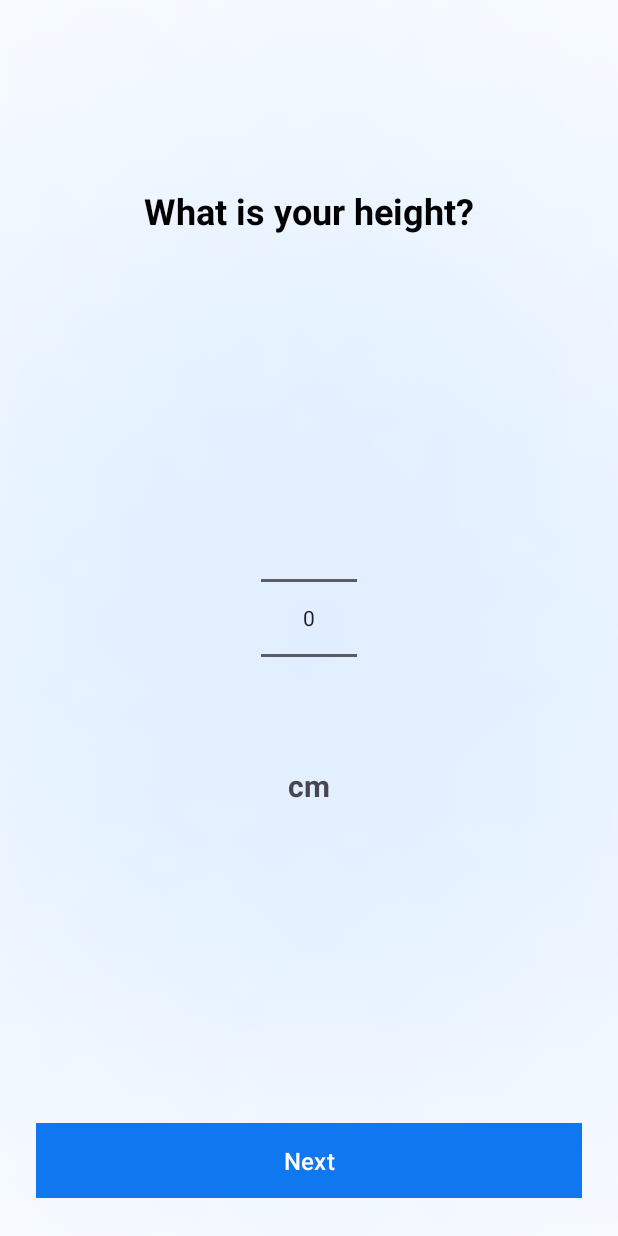
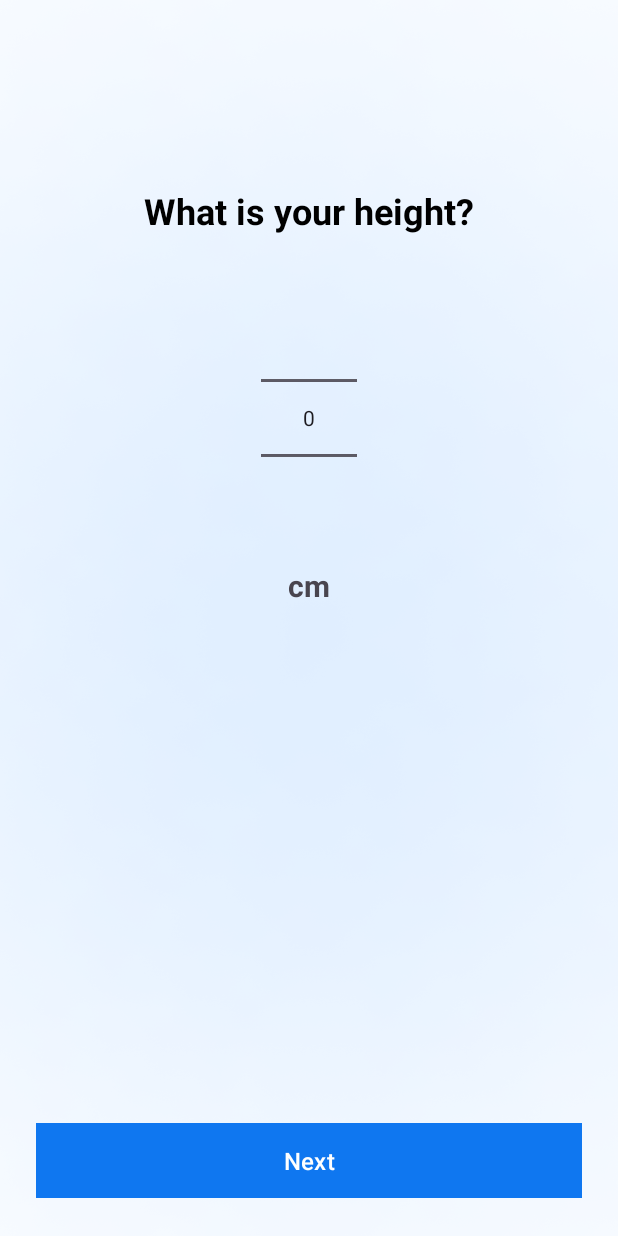
Before and after one commit to Harshs-06/Healix, an Android app: the layout activity_person_height.xml on its own in the app's theme, with its tools: preview values and no code run, on a phone screen of 412 x 824 dp. Run offline under Robolectric (Android 15) with nearby library versions, the phone set to English and light mode, and no system bars.

Commit message:
changes in age,height,weight

```diff
--- a/app/src/main/res/layout/activity_person_height.xml
+++ b/app/src/main/res/layout/activity_person_height.xml
@@ -1,20 +1,16 @@
 <?xml version="1.0" encoding="utf-8"?>
-<RelativeLayout xmlns:android="http://schemas.android.com/apk/res/android"
+<LinearLayout xmlns:android="http://schemas.android.com/apk/res/android"
     android:layout_width="match_parent"
     android:layout_height="match_parent"
+    android:orientation="vertical"
     android:background="@drawable/gradient_background"
-    android:padding="24dp">
+    android:padding="24dp"
+    android:gravity="center_horizontal">
 
-    <!-- Back Button -->
-<!--    <ImageButton-->
-<!--        android:id="@+id/backButton"-->
-<!--        android:layout_width="48dp"-->
-<!--        android:layout_height="48dp"-->
-<!--        android:background="?attr/selectableItemBackgroundBorderless"-->
-<!--        android:src="@drawable/ic_arrow_back"-->
-<!--        android:layout_alignParentStart="true"-->
-<!--        android:layout_marginTop="16dp"-->
-<!--        android:layout_marginStart="0dp" />-->
+    <!-- Space for top margin like 100dp -->
+    <Space
+        android:layout_width="match_parent"
+        android:layout_height="100dp" />
 
     <!-- Title -->
     <TextView
@@ -24,17 +20,18 @@
         android:text="What is your height?"
         android:textSize="24sp"
         android:textStyle="bold"
-        android:textColor="#000000"
-        android:layout_centerHorizontal="true"
-        android:layout_marginTop="100dp" />
+        android:textColor="#000000" />
+
+    <!-- Space between title and picker -->
+    <Space
+        android:layout_width="match_parent"
+        android:layout_height="32dp" />
 
     <!-- Height Picker -->
     <NumberPicker
         android:id="@+id/heightPicker"
         android:layout_width="wrap_content"
-        android:layout_height="wrap_content"
-        android:layout_centerInParent="true"
-        android:layout_marginTop="32dp" />
+        android:layout_height="wrap_content" />
 
     <!-- Units Label -->
     <TextView
@@ -44,20 +41,22 @@
         android:text="cm"
         android:textSize="20sp"
         android:textStyle="bold"
-        android:layout_below="@id/heightPicker"
-        android:layout_centerHorizontal="true"
         android:layout_marginTop="8dp" />
+
+    <View
+        android:layout_width="match_parent"
+        android:layout_height="0dp"
+        android:layout_weight="1" />
 
 
     <Button
         android:id="@+id/continueButton"
         android:layout_width="match_parent"
         android:layout_height="50dp"
-        android:layout_alignParentBottom="true"
         android:layout_marginBottom="1dp"
         android:background="#0F88BF"
         android:enabled="true"
         android:text="Next"
         android:textColor="#FFFFFF"
         android:textSize="16sp" />
-</RelativeLayout>
+</LinearLayout>
```
Also changed, not shown: app/src/main/java/com/mathematics/healix/Enter_weight.java (+11 -3 lines), app/src/main/java/com/mathematics/healix/Person_height.java (+8 -10 lines).
